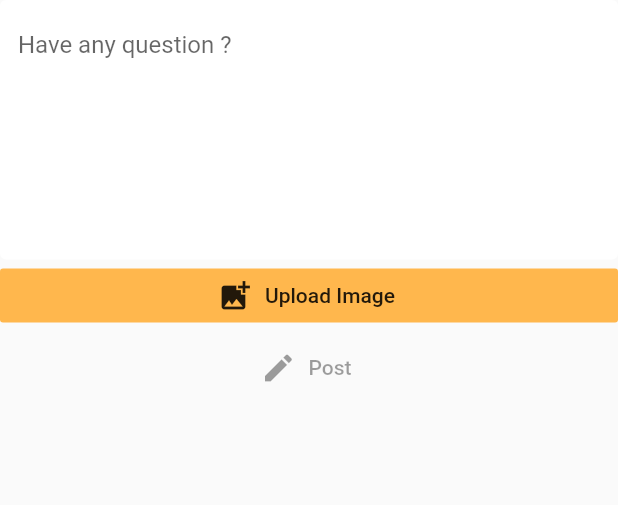
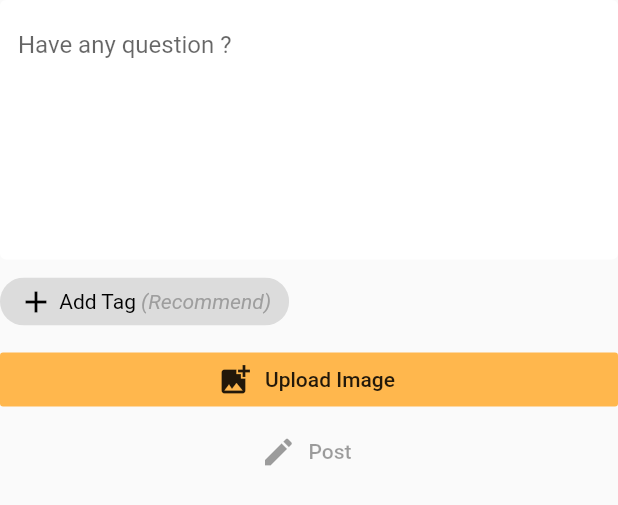
Before and after one commit to Jirayu-Kaewnongkhoon/cs_talk_clone, a Flutter app: the CreatePost widget shown alone on an empty page, opened directly, on a phone screen of 412 x 824 dp. Shown: the top 505 px of the screen. Run offline on Flutter 3.47's test engine with Material 2 defaults, Android fonts, the phone set to English and light mode, and no system bars; our stand-ins replace cloud_firestore, firebase_auth, firebase_core, firebase_storage, flutter_spinkit, image_picker; accounts and stored records are empty.

Commit message:
Add tag in create post and Display tag in post item

```diff
--- a/lib/models/post.dart
+++ b/lib/models/post.dart
@@ -2,10 +2,11 @@ class Post {
 
   String postID;
   String postDetail;
+  List<String> tags;
   String imageUrl;
   String ownerID;
   String acceptedCommentID;
   int timestamp;
 
-  Post({ this.postID, this.postDetail, this.imageUrl, this.ownerID, this.acceptedCommentID, this.timestamp });
+  Post({ this.postID, this.postDetail, this.tags, this.imageUrl, this.ownerID, this.acceptedCommentID, this.timestamp });
 }
--- a/lib/screens/post/create_post.dart
+++ b/lib/screens/post/create_post.dart
@@ -3,6 +3,7 @@ import 'dart:io';
 import 'package:cstalk_clone/models/user.dart';
 import 'package:cstalk_clone/services/database_service.dart';
 import 'package:cstalk_clone/services/storage_service.dart';
+import 'package:cstalk_clone/shared/constants.dart';
 import 'package:flutter/material.dart';
 import 'package:image_picker/image_picker.dart';
 import 'package:provider/provider.dart';
@@ -15,7 +16,18 @@ class CreatePost extends StatefulWidget {
 class _CreatePostState extends State<CreatePost> {
 
   String _postDetail = '';
+  List<String> _tags = [];
+  bool _isAddClick = false;
+  bool _isFirstAddClick = false;
   File _image;
+
+  final _tagController = TextEditingController();
+
+  @override
+  void dispose() {
+    _tagController.dispose();
+    super.dispose();
+  }
 
   _onCreatePost(String ownerID) async {
 
@@ -23,13 +35,12 @@ class _CreatePostState extends State<CreatePost> {
 
       String imageUrl = await StorageService().uploadImage(_image);
 
-      await PostService(uid: ownerID).createPost(_postDetail, imageUrl);
+      await PostService(uid: ownerID).createPost(_postDetail, _tags, imageUrl);
 
     } else {
 
-      await PostService(uid: ownerID).createPost(_postDetail, null);
+      await PostService(uid: ownerID).createPost(_postDetail, _tags, null);
     }
-
 
     _clearImage();
 
@@ -56,6 +67,15 @@ class _CreatePostState extends State<CreatePost> {
     });
   }
 
+  _onEnter(String tag) {
+    setState(() {
+      _tags.add(tag);
+      _isAddClick = false;
+    });
+
+    _tagController.clear();
+  }
+
   @override
   Widget build(BuildContext context) {
 
@@ -64,7 +84,7 @@ class _CreatePostState extends State<CreatePost> {
     return Form(
       child: SingleChildScrollView(
         child: Column(
-          mainAxisAlignment: MainAxisAlignment.spaceBetween,
+          crossAxisAlignment: CrossAxisAlignment.stretch,
           children: [
 
             TextFormField(
@@ -92,15 +112,103 @@ class _CreatePostState extends State<CreatePost> {
               },
             ),
 
-            _image != null ? Stack(
+            SizedBox(height: 4.0,),
+
+            Container(
+              padding: _isFirstAddClick ? EdgeInsets.all(8.0) : EdgeInsets.zero,
+              color: _isFirstAddClick ? Colors.white : Colors.transparent,
+              child: Wrap(
+                crossAxisAlignment: WrapCrossAlignment.center,
+                spacing: 4.0,
+                children: _tags
+                  .map<Widget>((tag) =>
+                    Chip(
+                      backgroundColor: Colors.orange[200],
+                      label: Text(
+                        tag,
+                        style: TextStyle(color: Colors.grey[600]),
+                      ),
+                      deleteIcon: Icon(Icons.close),
+                      onDeleted: () {
+                        setState(() {
+                          _tags.remove(tag);
+                        });
+                      },
+                    )
+                  ).toList()
+                  ..add(
+                    !_isAddClick ?
+                    InputChip(
+                      label: RichText(
+                        text: TextSpan(
+                          children: [
+                            WidgetSpan(
+                              child: Icon(
+                                Icons.add,
+                                color: Colors.black,
+                              ),
+                              alignment: PlaceholderAlignment.middle
+                            ),
+
+                            TextSpan(
+                              text: ' Add Tag',
+                              style: TextStyle(color: Colors.black)
+                            ),
+
+                            if (!_isFirstAddClick)
+                              TextSpan(
+                                text: ' (Recommend)',
+                                style: TextStyle(
+                                  color: Colors.grey,
+                                  fontStyle: FontStyle.italic
+                                )
+                              ),
+                          ],
+                        ),
+                      ),
+                      onPressed: () {
+                        setState(() {
+                          _isAddClick = true;
+                          _isFirstAddClick = true;
+                        });
+                      },
+                    )
+                    : ConstrainedBox(
+                      constraints: BoxConstraints(
+                        minWidth: 48.0,
+                      ),
+                      child: IntrinsicWidth(
+                        child: TextFormField(
+                          controller: _tagController,
+                          decoration: textInputDecoration.copyWith(
+                            fillColor: Colors.white,
+                            hintText: 'Tag'
+                          ),
+                          onFieldSubmitted: (tag) {
+                            if (tag.isNotEmpty) {
+                              _onEnter(tag);
+                            }
+                          },
+                        ),
+                      ),
+                    ),
+                  )
+              ),
+            ),
+
+            SizedBox(height: 4.0,),
+
+            _image != null ? Wrap(
+              children: [
+                Stack(
                   children:[
                     Image.file(
                       _image,
-                  width: 75.0,
+                      width: 100.0,
                     ),
                     Positioned(
-                  left: 40.0,
-                  bottom: 40.0,
+                      top: -8,
+                      right: -8,
                       child: IconButton(
                         icon: Icon(
                           Icons.close,
@@ -114,34 +222,24 @@ class _CreatePostState extends State<CreatePost> {
                       ),
                     )
                   ],
+                ),
+              ]
             ) : Container(),
 
-            Row(
-              children: [
-                Expanded(
-                  child: FlatButton.icon(
+            FlatButton.icon(
               onPressed: _getImage,
               icon: Icon(Icons.add_photo_alternate),
               label: Text('Upload Image'),
               color: Colors.orange[300],
             ),
-                ),
-              ],
-            ),
 
-            Row(
-              children: [
-                Expanded(
-                  child: FlatButton.icon(
+            FlatButton.icon(
               onPressed: !_isValid() ? null : () {
                 _onCreatePost(user.uid);
               },
               icon: Icon(Icons.create),
               label: Text('Post'),
               color: Colors.orange[300],
-                  ),
-                ),
-              ],
             )
           ],
         ),
--- a/lib/services/database_service.dart
+++ b/lib/services/database_service.dart
@@ -45,9 +45,10 @@ class PostService {
 
   PostService({ this.uid, this.postID, this.commentID });
 
-  Future createPost(String postDetail, String imageUrl) async {
+  Future createPost(String postDetail, List<String> tags, String imageUrl) async {
     return await collection.add({
       'postDetail': postDetail,
+      'tags': tags,
       'imageUrl': imageUrl,
       'ownerID': uid,
       'acceptedCommentID': '',
@@ -61,6 +62,7 @@ class PostService {
     return snapshot.docs.map((doc) => Post(
       postID: doc.data()['postID'],
       postDetail: doc.data()['postDetail'],
+      tags: List<String>.from(doc.data()['tags']),
       imageUrl: doc.data()['imageUrl'],
       ownerID: doc.data()['ownerID'],
       acceptedCommentID: doc.data()['acceptedCommentID'],
```
Also changed, not shown: lib/screens/home/post_item.dart (+18 -17 lines), lib/screens/post/comment_list.dart (+3 -9 lines). Lines whose indentation alone changed are shown as unchanged.
